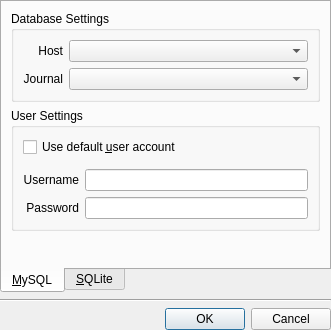
pwizard2/robojournal, file ui/dblogin.ui: the form before one commit.
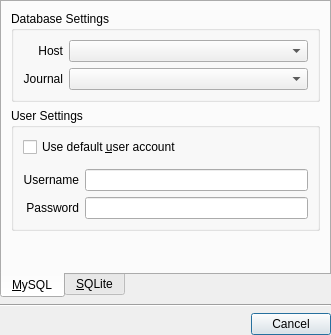
The form after the commit. Icons and pictures are not drawn.

Commit message: added connect button to DBLogin

Patch:
```diff
--- a/ui/dblogin.ui
+++ b/ui/dblogin.ui
@@ -7,7 +7,7 @@
     <x>0</x>
     <y>0</y>
     <width>331</width>
-    <height>330</height>
+    <height>335</height>
    </rect>
   </property>
   <property name="windowTitle">
@@ -202,7 +202,7 @@
       <enum>Qt::Horizontal</enum>
      </property>
      <property name="standardButtons">
-      <set>QDialogButtonBox::Cancel|QDialogButtonBox::Ok</set>
+      <set>QDialogButtonBox::Cancel</set>
      </property>
     </widget>
    </item>
```
Left out of the diff: 11 changed lines with no effect on the pictures. The commit also changes 5 other files.
